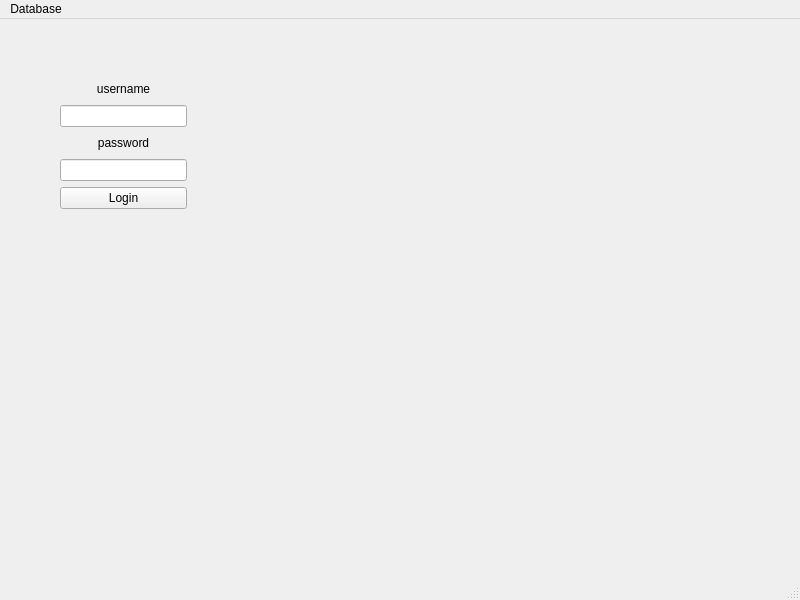
xBlixon/Bank, file mainwindow.ui: the form before one commit.
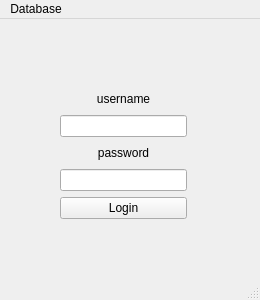
The form after the commit.

Commit message: Set size constraint to MainWindow

Patch:
```diff
--- a/mainwindow.ui
+++ b/mainwindow.ui
@@ -6,10 +6,28 @@
    <rect>
     <x>0</x>
     <y>0</y>
-    <width>800</width>
-    <height>600</height>
+    <width>260</width>
+    <height>300</height>
    </rect>
   </property>
+  <property name="sizePolicy">
+   <sizepolicy hsizetype="Fixed" vsizetype="Fixed">
+    <horstretch>0</horstretch>
+    <verstretch>0</verstretch>
+   </sizepolicy>
+  </property>
+  <property name="minimumSize">
+   <size>
+    <width>260</width>
+    <height>300</height>
+   </size>
+  </property>
+  <property name="maximumSize">
+   <size>
+    <width>260</width>
+    <height>300</height>
+   </size>
+  </property>
   <property name="windowTitle">
    <string>MainWindow</string>
   </property>
@@ -18,7 +36,7 @@
     <property name="geometry">
      <rect>
       <x>60</x>
-      <y>60</y>
+      <y>70</y>
       <width>127</width>
       <height>130</height>
      </rect>
@@ -71,7 +89,7 @@
     <rect>
      <x>0</x>
      <y>0</y>
-     <width>800</width>
+     <width>260</width>
      <height>21</height>
     </rect>
    </property>
```
